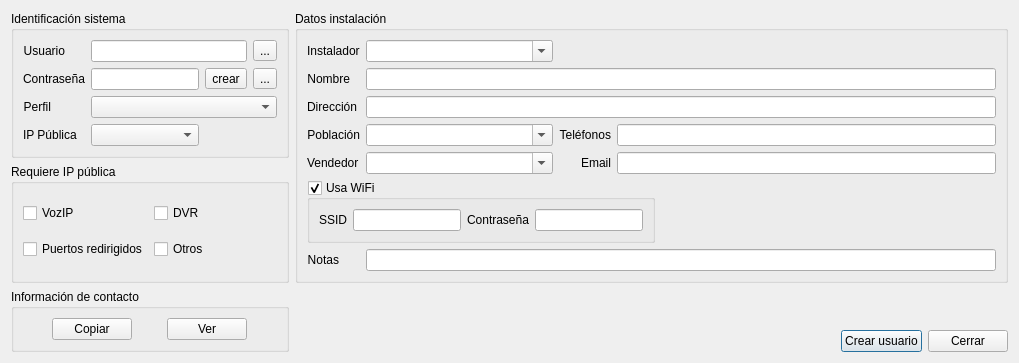
Before: the Qt Designer form DlgNuevoUsuario.ui in silderan/QMikPPPManager, drawn with Qt 5.
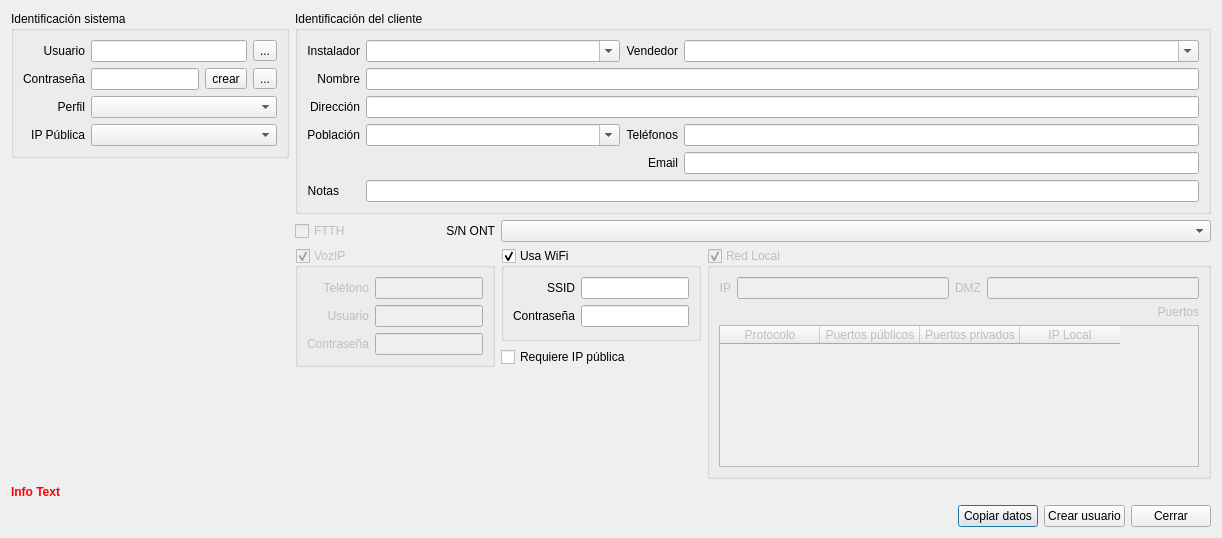
After: the same form once the commit is applied. Icons and pictures are not drawn. Custom widgets are drawn as their Qt base class.

Diff of the .ui file:
```diff
--- a/DlgNuevoUsuario.ui
+++ b/DlgNuevoUsuario.ui
@@ -6,15 +6,147 @@
    <rect>
     <x>0</x>
     <y>0</y>
-    <width>1019</width>
-    <height>328</height>
+    <width>1222</width>
+    <height>538</height>
    </rect>
   </property>
   <property name="windowTitle">
    <string>Dialog</string>
   </property>
   <layout class="QGridLayout" name="gridLayout_4">
-   <item row="0" column="0">
+   <item row="7" column="0" colspan="7">
+    <widget class="QLabel" name="lbText">
+     <property name="sizePolicy">
+      <sizepolicy hsizetype="Preferred" vsizetype="Fixed">
+       <horstretch>0</horstretch>
+       <verstretch>0</verstretch>
+      </sizepolicy>
+     </property>
+     <property name="palette">
+      <palette>
+       <active>
+        <colorrole role="WindowText">
+         <brush brushstyle="SolidPattern">
+          <color alpha="255">
+           <red>255</red>
+           <green>0</green>
+           <blue>0</blue>
+          </color>
+         </brush>
+        </colorrole>
+       </active>
+       <inactive>
+        <colorrole role="WindowText">
+         <brush brushstyle="SolidPattern">
+          <color alpha="255">
+           <red>255</red>
+           <green>0</green>
+           <blue>0</blue>
+          </color>
+         </brush>
+        </colorrole>
+       </inactive>
+       <disabled>
+        <colorrole role="WindowText">
+         <brush brushstyle="SolidPattern">
+          <color alpha="255">
+           <red>120</red>
+           <green>120</green>
+           <blue>120</blue>
+          </color>
+         </brush>
+        </colorrole>
+       </disabled>
+      </palette>
+     </property>
+     <property name="font">
+      <font>
+       <weight>75</weight>
+       <bold>true</bold>
+      </font>
+     </property>
+     <property name="text">
+      <string>Info Text</string>
+     </property>
+    </widget>
+   </item>
+   <item row="1" column="0" rowspan="5" colspan="3">
+    <spacer name="verticalSpacer_2">
+     <property name="orientation">
+      <enum>Qt::Vertical</enum>
+     </property>
+     <property name="sizeHint" stdset="0">
+      <size>
+       <width>20</width>
+       <height>40</height>
+      </size>
+     </property>
+    </spacer>
+   </item>
+   <item row="3" column="3" rowspan="2" colspan="2">
+    <widget class="QGroupBox" name="groupBox_3">
+     <property name="enabled">
+      <bool>false</bool>
+     </property>
+     <property name="sizePolicy">
+      <sizepolicy hsizetype="Maximum" vsizetype="Preferred">
+       <horstretch>0</horstretch>
+       <verstretch>0</verstretch>
+      </sizepolicy>
+     </property>
+     <property name="title">
+      <string>VozIP</string>
+     </property>
+     <property name="checkable">
+      <bool>true</bool>
+     </property>
+     <layout class="QGridLayout" name="gridLayout_5">
+      <item row="0" column="0">
+       <widget class="QLabel" name="label_15">
+        <property name="text">
+         <string>Teléfono</string>
+        </property>
+        <property name="alignment">
+         <set>Qt::AlignRight|Qt::AlignTrailing|Qt::AlignVCenter</set>
+        </property>
+       </widget>
+      </item>
+      <item row="0" column="1">
+       <widget class="QLineEdit" name="lineEdit"/>
+      </item>
+      <item row="1" column="1">
+       <widget class="QLineEdit" name="lineEdit_2"/>
+      </item>
+      <item row="2" column="1">
+       <widget class="QLineEdit" name="lineEdit_3"/>
+      </item>
+      <item row="1" column="0">
+       <widget class="QLabel" name="label_16">
+        <property name="text">
+         <string>Usuario</string>
+        </property>
+        <property name="alignment">
+         <set>Qt::AlignRight|Qt::AlignTrailing|Qt::AlignVCenter</set>
+        </property>
+       </widget>
+      </item>
+      <item row="2" column="0">
+       <widget class="QLabel" name="label_17">
+        <property name="text">
+         <string>Contraseña</string>
+        </property>
+        <property name="alignment">
+         <set>Qt::AlignRight|Qt::AlignTrailing|Qt::AlignVCenter</set>
+        </property>
+       </widget>
+      </item>
+     </layout>
+    </widget>
+   </item>
+   <item row="2" column="5" colspan="2">
+    <widget class="QComboBox" name="comboBox"/>
+   </item>
+   <item row="0" column="0" colspan="3">
     <widget class="QGroupBox" name="groupBox">
      <property name="sizePolicy">
       <sizepolicy hsizetype="Maximum" vsizetype="Preferred">
@@ -26,11 +158,34 @@
       <string>Identificación sistema</string>
      </property>
      <layout class="QGridLayout" name="gridLayout">
+      <item row="2" column="1" colspan="3">
+       <widget class="QComboBox" name="cbPerfil"/>
+      </item>
       <item row="3" column="0">
        <widget class="QLabel" name="label_13">
         <property name="text">
          <string>IP Pública</string>
         </property>
+        <property name="alignment">
+         <set>Qt::AlignRight|Qt::AlignTrailing|Qt::AlignVCenter</set>
+        </property>
+       </widget>
+      </item>
+      <item row="1" column="1">
+       <widget class="QLineEdit" name="lePass">
+        <property name="maxLength">
+         <number>20</number>
+        </property>
+       </widget>
+      </item>
+      <item row="0" column="0">
+       <widget class="QLabel" name="label">
+        <property name="text">
+         <string>Usuario</string>
+        </property>
+        <property name="alignment">
+         <set>Qt::AlignRight|Qt::AlignTrailing|Qt::AlignVCenter</set>
+        </property>
        </widget>
       </item>
       <item row="1" column="2">
@@ -40,41 +195,8 @@
         </property>
        </widget>
       </item>
-      <item row="1" column="0">
-       <widget class="QLabel" name="label_2">
-        <property name="sizePolicy">
-         <sizepolicy hsizetype="Fixed" vsizetype="Preferred">
-          <horstretch>0</horstretch>
-          <verstretch>0</verstretch>
-         </sizepolicy>
-        </property>
-        <property name="text">
-         <string>Contraseña</string>
-        </property>
-        <property name="alignment">
-         <set>Qt::AlignRight|Qt::AlignTrailing|Qt::AlignVCenter</set>
-        </property>
-       </widget>
-      </item>
-      <item row="1" column="3">
-       <widget class="QToolButton" name="btPassCopy">
-        <property name="text">
-         <string>...</string>
-        </property>
-        <property name="icon">
-         <iconset resource="iconos.qrc">
-          <normaloff>:/iconos/Copy-icon.png</normaloff>:/iconos/Copy-icon.png</iconset>
-        </property>
-       </widget>
-      </item>
       <item row="2" column="0">
        <widget class="QLabel" name="label_3">
-        <property name="sizePolicy">
-         <sizepolicy hsizetype="Fixed" vsizetype="Preferred">
-          <horstretch>0</horstretch>
-          <verstretch>0</verstretch>
-         </sizepolicy>
-        </property>
         <property name="text">
          <string>Perfil</string>
         </property>
@@ -83,63 +205,58 @@
         </property>
        </widget>
       </item>
-      <item row="1" column="1">
-       <widget class="QLineEdit" name="lePass">
-        <property name="maxLength">
-         <number>20</number>
-        </property>
-       </widget>
-      </item>
-      <item row="2" column="1" colspan="3">
-       <widget class="QComboBox" name="cbPerfil"/>
-      </item>
       <item row="0" column="1" colspan="2">
        <widget class="QLineEdit" name="leUser"/>
       </item>
-      <item row="0" column="0">
-       <widget class="QLabel" name="label">
-        <property name="sizePolicy">
-         <sizepolicy hsizetype="Fixed" vsizetype="Preferred">
-          <horstretch>0</horstretch>
-          <verstretch>0</verstretch>
-         </sizepolicy>
-        </property>
-        <property name="text">
-         <string>Usuario</string>
-        </property>
-        <property name="alignment">
-         <set>Qt::AlignRight|Qt::AlignTrailing|Qt::AlignVCenter</set>
-        </property>
-       </widget>
-      </item>
-      <item row="0" column="3">
-       <widget class="QToolButton" name="btUserCopy">
-        <property name="text">
-         <string>...</string>
-        </property>
-        <property name="icon">
-         <iconset resource="iconos.qrc">
-          <normaloff>:/iconos/Copy-icon.png</normaloff>:/iconos/Copy-icon.png</iconset>
-        </property>
-       </widget>
-      </item>
-      <item row="3" column="1">
+      <item row="3" column="1" colspan="3">
        <widget class="QIPv4RangeComboBox" name="cbIPPublica"/>
       </item>
+      <item row="1" column="3">
+       <widget class="QToolButton" name="btPassCopy">
+        <property name="text">
+         <string>...</string>
+        </property>
+        <property name="icon">
+         <iconset resource="iconos.qrc">
+          <normaloff>:/iconos/Copy-icon.png</normaloff>:/iconos/Copy-icon.png</iconset>
+        </property>
+       </widget>
+      </item>
+      <item row="1" column="0">
+       <widget class="QLabel" name="label_2">
+        <property name="text">
+         <string>Contraseña</string>
+        </property>
+        <property name="alignment">
+         <set>Qt::AlignRight|Qt::AlignTrailing|Qt::AlignVCenter</set>
+        </property>
+       </widget>
+      </item>
+      <item row="0" column="3">
+       <widget class="QToolButton" name="btUserCopy">
+        <property name="text">
+         <string>...</string>
+        </property>
+        <property name="icon">
+         <iconset resource="iconos.qrc">
+          <normaloff>:/iconos/Copy-icon.png</normaloff>:/iconos/Copy-icon.png</iconset>
+        </property>
+       </widget>
+      </item>
      </layout>
     </widget>
    </item>
-   <item row="0" column="1" rowspan="2">
+   <item row="0" column="3" rowspan="2" colspan="4">
     <widget class="QGroupBox" name="groupBox_2">
      <property name="title">
-      <string>Datos instalación</string>
+      <string>Identificación del cliente</string>
      </property>
      <layout class="QGridLayout" name="gridLayout_2">
-      <item row="1" column="1" colspan="4">
-       <widget class="QLineEdit" name="leNombre"/>
+      <item row="2" column="1" colspan="4">
+       <widget class="QLineEdit" name="leDireccion"/>
       </item>
-      <item row="3" column="0">
-       <widget class="QLabel" name="label_6">
+      <item row="9" column="0">
+       <widget class="QLabel" name="label_9">
         <property name="sizePolicy">
          <sizepolicy hsizetype="Maximum" vsizetype="Preferred">
           <horstretch>0</horstretch>
@@ -147,13 +264,16 @@
          </sizepolicy>
         </property>
         <property name="text">
-         <string>Población</string>
+         <string>Notas</string>
         </property>
         <property name="alignment">
          <set>Qt::AlignRight|Qt::AlignTrailing|Qt::AlignVCenter</set>
         </property>
        </widget>
       </item>
+      <item row="4" column="3" colspan="2">
+       <widget class="QLineEdit" name="leEmail"/>
+      </item>
       <item row="3" column="3" colspan="2">
        <widget class="QLineEdit" name="leTelefonos">
         <property name="sizePolicy">
@@ -164,6 +284,53 @@
         </property>
        </widget>
       </item>
+      <item row="9" column="1" colspan="4">
+       <widget class="QLineEdit" name="leNotas"/>
+      </item>
+      <item row="3" column="0">
+       <widget class="QLabel" name="label_6">
+        <property name="text">
+         <string>Población</string>
+        </property>
+        <property name="alignment">
+         <set>Qt::AlignRight|Qt::AlignTrailing|Qt::AlignVCenter</set>
+        </property>
+       </widget>
+      </item>
+      <item row="0" column="0">
+       <widget class="QLabel" name="label_10">
+        <property name="text">
+         <string>Instalador</string>
+        </property>
+        <property name="alignment">
+         <set>Qt::AlignRight|Qt::AlignTrailing|Qt::AlignVCenter</set>
+        </property>
+       </widget>
+      </item>
+      <item row="0" column="1">
+       <widget class="QComboBox" name="cbInstalador">
+        <property name="editable">
+         <bool>true</bool>
+        </property>
+       </widget>
+      </item>
+      <item row="1" column="0">
+       <widget class="QLabel" name="label_4">
+        <property name="text">
+         <string>Nombre</string>
+        </property>
+        <property name="alignment">
+         <set>Qt::AlignRight|Qt::AlignTrailing|Qt::AlignVCenter</set>
+        </property>
+       </widget>
+      </item>
+      <item row="0" column="3" colspan="2">
+       <widget class="QComboBox" name="cbComercial">
+        <property name="editable">
+         <bool>true</bool>
+        </property>
+       </widget>
+      </item>
       <item row="3" column="1">
        <widget class="QComboBox" name="cbPoblacion">
         <property name="sizePolicy">
@@ -180,60 +347,16 @@
         </property>
        </widget>
       </item>
-      <item row="1" column="0">
-       <widget class="QLabel" name="label_4">
-        <property name="sizePolicy">
-         <sizepolicy hsizetype="Maximum" vsizetype="Preferred">
-          <horstretch>0</horstretch>
-          <verstretch>0</verstretch>
-         </sizepolicy>
-        </property>
+      <item row="0" column="2">
+       <widget class="QLabel" name="label_14">
         <property name="text">
-         <string>Nombre</string>
+         <string>Vendedor</string>
         </property>
         <property name="alignment">
          <set>Qt::AlignRight|Qt::AlignTrailing|Qt::AlignVCenter</set>
         </property>
        </widget>
       </item>
-      <item row="2" column="1" colspan="4">
-       <widget class="QLineEdit" name="leDireccion"/>
-      </item>
-      <item row="2" column="0">
-       <widget class="QLabel" name="label_5">
-        <property name="sizePolicy">
-         <sizepolicy hsizetype="Maximum" vsizetype="Preferred">
-          <horstretch>0</horstretch>
-          <verstretch>0</verstretch>
-         </sizepolicy>
-        </property>
-        <property name="text">
-         <string>Dirección</string>
-        </property>
-        <property name="alignment">
-         <set>Qt::AlignRight|Qt::AlignTrailing|Qt::AlignVCenter</set>
-        </property>
-       </widget>
-      </item>
-      <item row="3" column="2">
-       <widget class="QLabel" name="label_7">
-        <property name="sizePolicy">
-         <sizepolicy hsizetype="Fixed" vsizetype="Preferred">
-          <horstretch>0</horstretch>
-          <verstretch>0</verstretch>
-         </sizepolicy>
-        </property>
-        <property name="text">
-         <string>Teléfonos</string>
-        </property>
-        <property name="alignment">
-         <set>Qt::AlignRight|Qt::AlignTrailing|Qt::AlignVCenter</set>
-        </property>
-       </widget>
-      </item>
-      <item row="4" column="3" colspan="2">
-       <widget class="QLineEdit" name="leEmail"/>
-      </item>
       <item row="4" column="2">
        <widget class="QLabel" name="label_8">
         <property name="sizePolicy">
@@ -250,191 +373,127 @@
         </property>
        </widget>
       </item>
-      <item row="4" column="1">
-       <widget class="QComboBox" name="cbComercial">
-        <property name="editable">
-         <bool>true</bool>
-        </property>
-       </widget>
-      </item>
-      <item row="4" column="0">
-       <widget class="QLabel" name="label_14">
-        <property name="text">
-         <string>Vendedor</string>
-        </property>
-       </widget>
-      </item>
-      <item row="0" column="0">
-       <widget class="QLabel" name="label_10">
-        <property name="text">
-         <string>Instalador</string>
-        </property>
-       </widget>
-      </item>
-      <item row="0" column="1">
-       <widget class="QComboBox" name="cbInstalador">
-        <property name="editable">
-         <bool>true</bool>
-        </property>
-       </widget>
-      </item>
-      <item row="6" column="0" colspan="4">
-       <widget class="QGroupBox" name="grWiFi">
+      <item row="3" column="2">
+       <widget class="QLabel" name="label_7">
         <property name="sizePolicy">
-         <sizepolicy hsizetype="Maximum" vsizetype="Preferred">
+         <sizepolicy hsizetype="Fixed" vsizetype="Preferred">
           <horstretch>0</horstretch>
           <verstretch>0</verstretch>
          </sizepolicy>
         </property>
-        <property name="title">
-         <string>Usa WiFi</string>
+        <property name="text">
+         <string>Teléfonos</string>
         </property>
-        <property name="checkable">
-         <bool>true</bool>
+        <property name="alignment">
+         <set>Qt::AlignRight|Qt::AlignTrailing|Qt::AlignVCenter</set>
         </property>
-        <layout class="QGridLayout" name="gridLayout_3">
-         <item row="2" column="2">
-          <widget class="QLabel" name="label_12">
-           <property name="text">
-            <string>Contraseña</string>
-           </property>
-          </widget>
-         </item>
-         <item row="2" column="0">
-          <widget class="QLabel" name="label_11">
-           <property name="text">
-            <string>SSID</string>
-           </property>
-          </widget>
-         </item>
-         <item row="2" column="1">
-          <widget class="QLineEdit" name="leSSID"/>
-         </item>
-         <item row="2" column="3">
-          <widget class="QLineEdit" name="leWPass"/>
-         </item>
-        </layout>
        </widget>
       </item>
-      <item row="7" column="0">
-       <widget class="QLabel" name="label_9">
-        <property name="sizePolicy">
-         <sizepolicy hsizetype="Maximum" vsizetype="Preferred">
-          <horstretch>0</horstretch>
-          <verstretch>0</verstretch>
-         </sizepolicy>
-        </property>
+      <item row="2" column="0">
+       <widget class="QLabel" name="label_5">
         <property name="text">
-         <string>Notas</string>
+         <string>Dirección</string>
         </property>
         <property name="alignment">
          <set>Qt::AlignRight|Qt::AlignTrailing|Qt::AlignVCenter</set>
         </property>
        </widget>
       </item>
-      <item row="7" column="1" colspan="4">
-       <widget class="QLineEdit" name="leNotas"/>
+      <item row="1" column="1" colspan="4">
+       <widget class="QLineEdit" name="leNombre"/>
       </item>
      </layout>
     </widget>
    </item>
-   <item row="1" column="0">
+   <item row="3" column="6" rowspan="3">
     <widget class="QGroupBox" name="groupBox_4">
+     <property name="enabled">
+      <bool>false</bool>
+     </property>
      <property name="title">
-      <string>Requiere IP pública</string>
+      <string>Red Local</string>
      </property>
-     <layout class="QGridLayout" name="gridLayout_5">
+     <property name="checkable">
+      <bool>true</bool>
+     </property>
+     <layout class="QGridLayout" name="gridLayout_6">
+      <item row="0" column="2">
+       <widget class="QLabel" name="label_20">
+        <property name="text">
+         <string>DMZ</string>
+        </property>
+        <property name="alignment">
+         <set>Qt::AlignRight|Qt::AlignTrailing|Qt::AlignVCenter</set>
+        </property>
+       </widget>
+      </item>
       <item row="0" column="0">
-       <widget class="QCheckBox" name="chVozIP">
-        <property name="sizePolicy">
-         <sizepolicy hsizetype="Fixed" vsizetype="Fixed">
-          <horstretch>0</horstretch>
-          <verstretch>0</verstretch>
-         </sizepolicy>
-        </property>
+       <widget class="QLabel" name="label_18">
         <property name="text">
-         <string>VozIP</string>
+         <string>IP</string>
+        </property>
+        <property name="alignment">
+         <set>Qt::AlignRight|Qt::AlignTrailing|Qt::AlignVCenter</set>
         </property>
        </widget>
       </item>
       <item row="0" column="1">
-       <widget class="QCheckBox" name="chDVR">
-        <property name="text">
-         <string>DVR</string>
-        </property>
-       </widget>
+       <widget class="QLineEdit" name="lineEdit_4"/>
       </item>
-      <item row="1" column="0">
-       <widget class="QCheckBox" name="chPuertos">
-        <property name="text">
-         <string>Puertos redirigidos</string>
-        </property>
+      <item row="0" column="3">
+       <widget class="QLineEdit" name="lineEdit_5"/>
+      </item>
+      <item row="2" column="0" colspan="4">
+       <widget class="QTableWidget" name="tableWidget">
+        <column>
+         <property name="text">
+          <string>Protocolo</string>
+         </property>
+        </column>
+        <column>
+         <property name="text">
+          <string>Puertos públicos</string>
+         </property>
+        </column>
+        <column>
+         <property name="text">
+          <string>Puertos privados</string>
+         </property>
+        </column>
+        <column>
+         <property name="text">
+          <string>IP Local</string>
+         </property>
+        </column>
        </widget>
       </item>
-      <item row="1" column="1">
-       <widget class="QCheckBox" name="chOtros">
+      <item row="1" column="0" colspan="4">
+       <widget class="QLabel" name="label_19">
         <property name="text">
-         <string>Otros</string>
+         <string>Puertos</string>
+        </property>
+        <property name="alignment">
+         <set>Qt::AlignRight|Qt::AlignTop|Qt::AlignTrailing</set>
         </property>
        </widget>
       </item>
      </layout>
     </widget>
    </item>
-   <item row="2" column="1">
-    <widget class="QLabel" name="lbText">
-     <property name="sizePolicy">
-      <sizepolicy hsizetype="Preferred" vsizetype="Fixed">
-       <horstretch>0</horstretch>
-       <verstretch>0</verstretch>
-      </sizepolicy>
+   <item row="5" column="5">
+    <spacer name="verticalSpacer_4">
+     <property name="orientation">
+      <enum>Qt::Vertical</enum>
      </property>
-     <property name="palette">
-      <palette>
-       <active>
-        <colorrole role="WindowText">
-         <brush brushstyle="SolidPattern">
-          <color alpha="255">
-           <red>255</red>
-           <green>0</green>
-           <blue>0</blue>
-          </color>
-         </brush>
-        </colorrole>
-       </active>
-       <inactive>
-        <colorrole role="WindowText">
-         <brush brushstyle="SolidPattern">
-          <color alpha="255">
-           <red>255</red>
-           <green>0</green>
-           <blue>0</blue>
-          </color>
-         </brush>
-        </colorrole>
-       </inactive>
-       <disabled>
-        <colorrole role="WindowText">
-         <brush brushstyle="SolidPattern">
-          <color alpha="255">
-           <red>120</red>
-           <green>120</green>
-           <blue>120</blue>
-          </color>
-         </brush>
-        </colorrole>
-       </disabled>
-      </palette>
+     <property name="sizeHint" stdset="0">
+      <size>
+       <width>20</width>
+       <height>40</height>
+      </size>
      </property>
-     <property name="font">
-      <font>
-       <weight>75</weight>
-       <bold>true</bold>
-      </font>
-     </property>
-    </widget>
+    </spacer>
    </item>
-   <item row="3" column="1">
+   <item row="6" column="0" colspan="7">
     <spacer name="verticalSpacer_3">
      <property name="orientation">
       <enum>Qt::Vertical</enum>
@@ -450,8 +509,52 @@
      </property>
     </spacer>
    </item>
-   <item row="6" column="0" colspan="2">
-    <spacer name="verticalSpacer_2">
+   <item row="3" column="5">
+    <widget class="QGroupBox" name="grWiFi">
+     <property name="sizePolicy">
+      <sizepolicy hsizetype="Maximum" vsizetype="Preferred">
+       <horstretch>0</horstretch>
+       <verstretch>0</verstretch>
+      </sizepolicy>
+     </property>
+     <property name="title">
+      <string>Usa WiFi</string>
+     </property>
+     <property name="checkable">
+      <bool>true</bool>
+     </property>
+     <layout class="QGridLayout" name="gridLayout_3">
+      <item row="0" column="1">
+       <widget class="QLineEdit" name="leSSID"/>
+      </item>
+      <item row="1" column="1">
+       <widget class="QLineEdit" name="leWPass"/>
+      </item>
+      <item row="1" column="0">
+       <widget class="QLabel" name="label_12">
+        <property name="text">
+         <string>Contraseña</string>
+        </property>
+        <property name="alignment">
+         <set>Qt::AlignRight|Qt::AlignTrailing|Qt::AlignVCenter</set>
+        </property>
+       </widget>
+      </item>
+      <item row="0" column="0">
+       <widget class="QLabel" name="label_11">
+        <property name="text">
+         <string>SSID</string>
+        </property>
+        <property name="alignment">
+         <set>Qt::AlignRight|Qt::AlignTrailing|Qt::AlignVCenter</set>
+        </property>
+       </widget>
+      </item>
+     </layout>
+    </widget>
+   </item>
+   <item row="5" column="3" colspan="2">
+    <spacer name="verticalSpacer">
      <property name="orientation">
       <enum>Qt::Vertical</enum>
      </property>
@@ -463,7 +566,7 @@
      </property>
     </spacer>
    </item>
-   <item row="4" column="1">
+   <item row="8" column="0" colspan="7">
     <layout class="QHBoxLayout" name="horizontalLayout">
      <item>
       <spacer name="horizontalSpacer">
@@ -478,6 +581,19 @@
        </property>
       </spacer>
      </item>
+     <item>
+      <widget class="QPushButton" name="btCopyContactInfo">
+       <property name="sizePolicy">
+        <sizepolicy hsizetype="Maximum" vsizetype="Fixed">
+         <horstretch>0</horstretch>
+         <verstretch>0</verstretch>
+        </sizepolicy>
+       </property>
+       <property name="text">
+        <string>Copiar datos</string>
+       </property>
+      </widget>
+     </item>
      <item>
       <widget class="QPushButton" name="btCrear">
        <property name="text">
@@ -494,39 +610,31 @@
      </item>
     </layout>
    </item>
-   <item row="2" column="0" rowspan="3">
-    <widget class="QGroupBox" name="groupBox_3">
-     <property name="title">
-      <string>Información de contacto</string>
+   <item row="4" column="5">
+    <widget class="QCheckBox" name="checkBox">
+     <property name="text">
+      <string>Requiere IP pública</string>
      </property>
-     <layout class="QGridLayout" name="gridLayout_6">
-      <item row="0" column="0">
-       <widget class="QPushButton" name="btCopyContactInfo">
-        <property name="sizePolicy">
-         <sizepolicy hsizetype="Maximum" vsizetype="Fixed">
-          <horstretch>0</horstretch>
-          <verstretch>0</verstretch>
-         </sizepolicy>
-        </property>
-        <property name="text">
-         <string>Copiar</string>
-        </property>
-       </widget>
-      </item>
-      <item row="0" column="1">
-       <widget class="QPushButton" name="btShowContactInfo">
-        <property name="sizePolicy">
-         <sizepolicy hsizetype="Maximum" vsizetype="Fixed">
-          <horstretch>0</horstretch>
-          <verstretch>0</verstretch>
-         </sizepolicy>
-        </property>
-        <property name="text">
-         <string>Ver</string>
-        </property>
-       </widget>
-      </item>
-     </layout>
+    </widget>
+   </item>
+   <item row="2" column="4">
+    <widget class="QLabel" name="label_21">
+     <property name="text">
+      <string>S/N ONT</string>
+     </property>
+     <property name="alignment">
+      <set>Qt::AlignRight|Qt::AlignTrailing|Qt::AlignVCenter</set>
+     </property>
+    </widget>
+   </item>
+   <item row="2" column="3">
+    <widget class="QCheckBox" name="checkBox_2">
+     <property name="enabled">
+      <bool>false</bool>
+     </property>
+     <property name="text">
+      <string>FTTH</string>
+     </property>
     </widget>
    </item>
   </layout>
```
Left out of the diff: 7 changed lines with no effect on the pictures.
